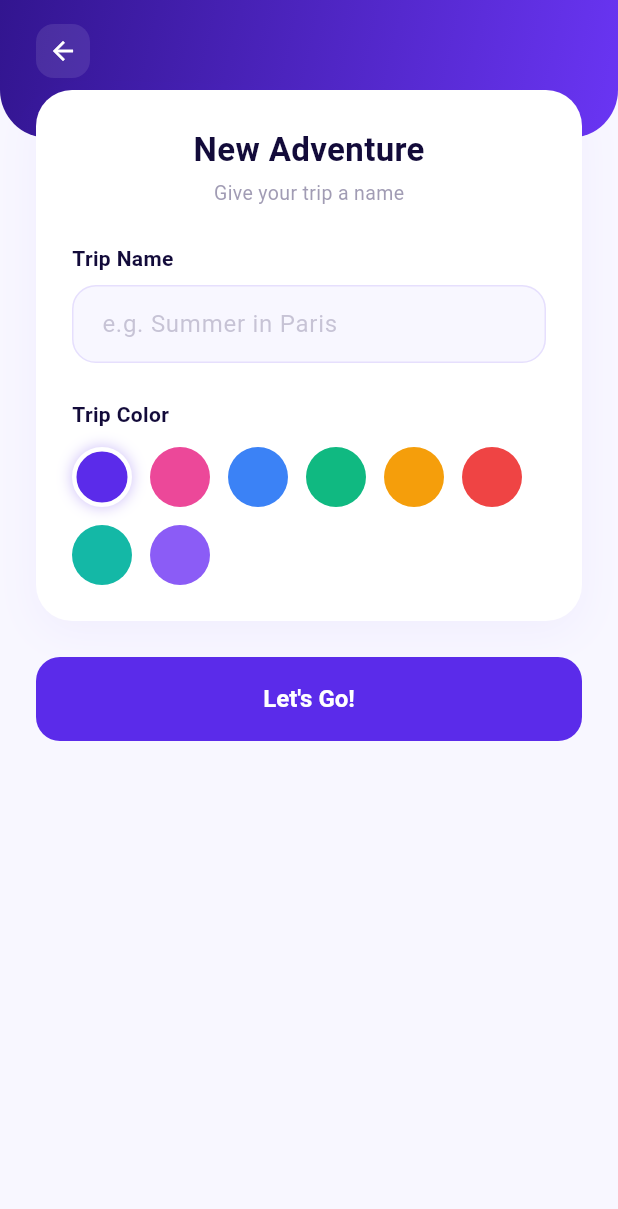
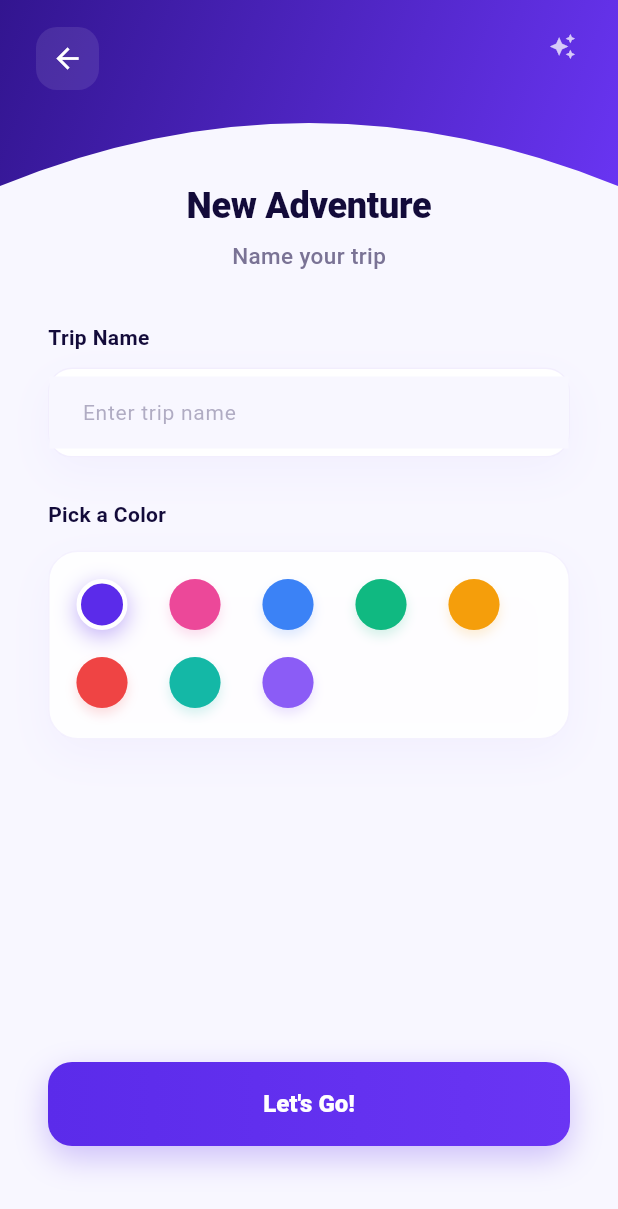
Before and after one commit to IrfanNG/Alan-journeyjoy-travel-app, a Flutter app: the HomeScreen screen opened by its route, after a tap on "Add Trip", on a phone screen of 412 x 824 dp. Shown: the top 1209 px of the screen. Run offline on Flutter 3.47's test engine with Material 3 defaults, Android fonts, the phone set to English and light mode, and no system bars; our stand-ins replace hive_flutter; accounts and stored records are empty.

Commit message:
UI(mobile): fix banner to cover status bar, restructure add trip layout
- Remove SafeArea on home and add_trip screens, use padding.top for
  status bar offset so purple gradient covers the floating island
- Restructure AddTripScreen with Stack(fit: StackFit.expand) for
  stable layout; button now shares Column with form via Spacer
- Keep Let's Go! button full width matching color picker card
- Fix banner gradient to match home page on add_trip screen

```diff
--- a/lib/screens/add_trip/add_trip_screen.dart
+++ b/lib/screens/add_trip/add_trip_screen.dart
@@ -35,9 +35,9 @@ class _AddTripScreenState extends State<AddTripScreen> {
   void _createTrip() {
     final name = _nameController.text.trim();
     if (name.isEmpty) {
-      ScaffoldMessenger.of(context).showSnackBar(
-        const SnackBar(content: Text('Please enter a trip name')),
-      );
+      ScaffoldMessenger.of(
+        context,
+      ).showSnackBar(const SnackBar(content: Text('Please enter a trip name')));
       return;
     }
     context.read<TripProvider>().addTrip(name, _selectedColor);
@@ -46,67 +46,67 @@ class _AddTripScreenState extends State<AddTripScreen> {
 
   @override
   Widget build(BuildContext context) {
+    final pt = MediaQuery.of(context).padding.top;
     return Scaffold(
-      body: SafeArea(
-        child: Column(
+      backgroundColor: JJColors.lightBg,
+      body: Stack(
+        fit: StackFit.expand,
         children: [
-            Container(
-              width: double.infinity,
-              padding: const EdgeInsets.fromLTRB(24, 16, 24, 40),
+          Positioned(
+            top: 0,
+            left: 0,
+            right: 0,
+            height: 150 + pt,
+            child: Container(
               decoration: const BoxDecoration(
                 gradient: LinearGradient(
                   begin: Alignment.topLeft,
                   end: Alignment.bottomRight,
                   colors: JJColors.gradientPurple,
                 ),
-                borderRadius: BorderRadius.only(
-                  bottomLeft: Radius.circular(32),
-                  bottomRight: Radius.circular(32),
               ),
             ),
-              child: Column(
-                children: [
-                  Row(
-                    children: [
-                      GestureDetector(
+          ),
+          Positioned.fill(
+            top: 80 + pt,
+            child: ClipPath(
+              clipper: _AddTripWhiteSheetClipper(),
+              child: Container(color: JJColors.lightBg),
+            ),
+          ),
+          Positioned(
+            top: pt + 18,
+            left: 24,
+            child: GestureDetector(
               onTap: () => Navigator.pop(context),
               child: Container(
-                          padding: const EdgeInsets.all(8),
+                width: 42,
+                height: 42,
                 decoration: BoxDecoration(
-                            color: Colors.white.withAlpha(25),
-                            borderRadius: BorderRadius.circular(12),
+                  color: Colors.white.withAlpha(24),
+                  borderRadius: BorderRadius.circular(14),
                 ),
-                          child: const Icon(Icons.arrow_back,
-                              color: Colors.white, size: 20),
+                child: const Icon(
+                  Icons.arrow_back,
+                  color: Colors.white,
+                  size: 22,
                 ),
               ),
-                      const Spacer(),
-                    ],
-                  ),
-                ],
             ),
           ),
-            Expanded(
-              child: SingleChildScrollView(
-                padding: const EdgeInsets.symmetric(horizontal: 24),
-                child: Transform.translate(
-                  offset: const Offset(0, -32),
-                  child: Column(
-                    crossAxisAlignment: CrossAxisAlignment.start,
-                    children: [
-                      Container(
-                        padding: const EdgeInsets.all(24),
-                        decoration: BoxDecoration(
-                          color: JJColors.cardBg,
-                          borderRadius: BorderRadius.circular(24),
-                          boxShadow: [
-                            BoxShadow(
-                              color: JJColors.primaryPurple.withAlpha(12),
-                              blurRadius: 24,
-                              offset: const Offset(0, 8),
+          Positioned(
+            top: pt + 22,
+            right: 28,
+            child: Icon(
+              Icons.auto_awesome,
+              color: Colors.white.withAlpha(190),
+              size: 18,
             ),
-                          ],
           ),
+          Positioned.fill(
+            top: 120 + pt,
+            child: Padding(
+              padding: const EdgeInsets.fromLTRB(32, 0, 32, 28),
               child: Column(
                 crossAxisAlignment: CrossAxisAlignment.start,
                 children: [
@@ -114,128 +114,204 @@ class _AddTripScreenState extends State<AddTripScreen> {
                     child: Text(
                       'New Adventure',
                       style: TextStyle(
-                                  fontSize: 22,
-                                  fontWeight: FontWeight.bold,
+                        fontSize: 24,
+                        fontWeight: FontWeight.w800,
                         color: JJColors.textDark,
+                        letterSpacing: -0.2,
                       ),
                     ),
                   ),
-                            const SizedBox(height: 4),
-                            Center(
+                  const SizedBox(height: 6),
+                  const Center(
                     child: Text(
-                                'Give your trip a name',
+                      'Name your trip',
                       style: TextStyle(
-                                  fontSize: 13,
-                                  color: JJColors.textMuted.withAlpha(180),
+                        fontSize: 15,
+                        fontWeight: FontWeight.w500,
+                        color: JJColors.textMuted,
                       ),
                     ),
                   ),
-                            const SizedBox(height: 24),
+                  const SizedBox(height: 34),
                   const Text(
                     'Trip Name',
                     style: TextStyle(
                       fontSize: 14,
-                                fontWeight: FontWeight.w600,
+                      fontWeight: FontWeight.w700,
                       color: JJColors.textDark,
                     ),
                   ),
-                            const SizedBox(height: 8),
-                            TextField(
-                              controller: _nameController,
-                              decoration: InputDecoration(
-                                hintText: 'e.g. Summer in Paris',
-                                hintStyle: TextStyle(
-                                    color: JJColors.textMuted.withAlpha(100)),
-                                filled: true,
-                                fillColor: JJColors.lightBg,
-                                border: OutlineInputBorder(
-                                  borderRadius: BorderRadius.circular(16),
-                                  borderSide: BorderSide.none,
-                                ),
-                                contentPadding: const EdgeInsets.symmetric(
-                                    horizontal: 16, vertical: 14),
-                              ),
-                            ),
-                            const SizedBox(height: 24),
+                  const SizedBox(height: 10),
+                  _TripNameField(controller: _nameController),
+                  const SizedBox(height: 28),
                   const Text(
-                              'Trip Color',
+                    'Pick a Color',
                     style: TextStyle(
                       fontSize: 14,
-                                fontWeight: FontWeight.w600,
+                      fontWeight: FontWeight.w700,
                       color: JJColors.textDark,
                     ),
                   ),
-                            const SizedBox(height: 12),
-                            Wrap(
-                              spacing: 12,
-                              runSpacing: 12,
+                  const SizedBox(height: 14),
+                  _buildColorPicker(),
+                  const Spacer(),
+                  SizedBox(
+                    width: double.infinity,
+                    height: 56,
+                    child: DecoratedBox(
+                      decoration: BoxDecoration(
+                        gradient: const LinearGradient(
+                          begin: Alignment.centerLeft,
+                          end: Alignment.centerRight,
+                          colors: [
+                            JJColors.primaryPurple,
+                            JJColors.brightPurple,
+                          ],
+                        ),
+                        borderRadius: BorderRadius.circular(16),
+                        boxShadow: [
+                          BoxShadow(
+                            color: JJColors.primaryPurple.withAlpha(70),
+                            blurRadius: 18,
+                            offset: const Offset(0, 8),
+                          ),
+                        ],
+                      ),
+                      child: ElevatedButton(
+                        onPressed: _createTrip,
+                        style: ElevatedButton.styleFrom(
+                          backgroundColor: Colors.transparent,
+                          shadowColor: Colors.transparent,
+                          foregroundColor: Colors.white,
+                          shape: RoundedRectangleBorder(
+                            borderRadius: BorderRadius.circular(16),
+                          ),
+                        ),
+                        child: const Text(
+                          "Let's Go!",
+                          style: TextStyle(
+                            fontSize: 16,
+                            fontWeight: FontWeight.w800,
+                          ),
+                        ),
+                      ),
+                    ),
+                  ),
+                  const SizedBox(height: 32),
+                ],
+              ),
+            ),
+          ),
+        ],
+      ),
+    );
+  }
+
+  Widget _buildColorPicker() {
+    return Container(
+      width: double.infinity,
+      padding: const EdgeInsets.fromLTRB(18, 18, 18, 20),
+      decoration: BoxDecoration(
+        color: Colors.white.withAlpha(230),
+        borderRadius: BorderRadius.circular(20),
+        border: Border.all(color: JJColors.primaryPurple.withAlpha(16)),
+        boxShadow: [
+          BoxShadow(
+            color: JJColors.primaryPurple.withAlpha(10),
+            blurRadius: 24,
+            offset: const Offset(0, 10),
+          ),
+        ],
+      ),
+      child: Wrap(
+        spacing: 28,
+        runSpacing: 18,
         children: _colorOptions.map((hex) {
           final colorHex = hex.replaceFirst('#', '');
-                                final color = Color(
-                                    int.parse('FF$colorHex', radix: 16));
+          final color = Color(int.parse('FF$colorHex', radix: 16));
           final isSelected = _selectedColor == hex;
           return GestureDetector(
-                                  onTap: () =>
-                                      setState(() => _selectedColor = hex),
-                                  child: Container(
-                                    width: 40,
-                                    height: 40,
+            onTap: () => setState(() => _selectedColor = hex),
+            child: AnimatedContainer(
+              duration: const Duration(milliseconds: 180),
+              width: 34,
+              height: 34,
               decoration: BoxDecoration(
                 color: color,
                 shape: BoxShape.circle,
-                                      border: isSelected
-                                          ? Border.all(
-                                              color: Colors.white,
-                                              width: 3,
-                                            )
-                                          : null,
-                                      boxShadow: isSelected
-                                          ? [
+                border: Border.all(
+                  color: isSelected ? Colors.white : color.withAlpha(80),
+                  width: isSelected ? 3 : 1,
+                ),
+                boxShadow: [
                   BoxShadow(
-                                                color: color.withAlpha(80),
-                                                blurRadius: 8,
-                                              )
-                                            ]
-                                          : null,
+                    color: color.withAlpha(isSelected ? 95 : 45),
+                    blurRadius: isSelected ? 12 : 6,
+                    offset: const Offset(0, 4),
+                  ),
+                ],
               ),
             ),
           );
         }).toList(),
       ),
-                          ],
-                        ),
-                      ),
-                      const SizedBox(height: 24),
-                      SizedBox(
-                        width: double.infinity,
-                        height: 56,
-                        child: ElevatedButton(
-                          onPressed: _createTrip,
-                          style: ElevatedButton.styleFrom(
-                            backgroundColor: JJColors.primaryPurple,
-                            foregroundColor: Colors.white,
-                            shape: RoundedRectangleBorder(
+    );
+  }
+}
+
+class _TripNameField extends StatelessWidget {
+  const _TripNameField({required this.controller});
+
+  final TextEditingController controller;
+
+  @override
+  Widget build(BuildContext context) {
+    return Container(
+      height: 60,
+      decoration: BoxDecoration(
+        color: Colors.white,
         borderRadius: BorderRadius.circular(16),
-                            ),
-                            elevation: 0,
-                          ),
-                          child: const Text(
-                            "Let's Go!",
-                            style: TextStyle(
-                              fontSize: 16,
-                              fontWeight: FontWeight.w600,
-                            ),
-                          ),
-                        ),
+        border: Border.all(color: JJColors.primaryPurple.withAlpha(20)),
+        boxShadow: [
+          BoxShadow(
+            color: JJColors.primaryPurple.withAlpha(10),
+            blurRadius: 24,
+            offset: const Offset(0, 10),
           ),
         ],
       ),
+      alignment: Alignment.center,
+      child: TextField(
+        controller: controller,
+        textInputAction: TextInputAction.done,
+        decoration: InputDecoration(
+          hintText: 'Enter trip name',
+          hintStyle: TextStyle(
+            color: JJColors.textMuted.withAlpha(145),
+            fontSize: 14,
           ),
-              ),
-            ),
-          ],
+          border: InputBorder.none,
+          enabledBorder: InputBorder.none,
+          focusedBorder: InputBorder.none,
+          contentPadding: const EdgeInsets.symmetric(horizontal: 18),
         ),
       ),
     );
   }
 }
+
+class _AddTripWhiteSheetClipper extends CustomClipper<Path> {
+  @override
+  Path getClip(Size size) {
+    final path = Path()
+      ..moveTo(0, 44)
+      ..quadraticBezierTo(size.width * 0.5, -40, size.width, 44)
+      ..lineTo(size.width, size.height)
+      ..lineTo(0, size.height)
+      ..close();
+    return path;
+  }
+
+  @override
+  bool shouldReclip(covariant CustomClipper<Path> oldClipper) => false;
+}
--- a/lib/screens/home/home_screen.dart
+++ b/lib/screens/home/home_screen.dart
@@ -16,40 +16,49 @@ class HomeScreen extends StatelessWidget {
 
   @override
   Widget build(BuildContext context) {
+    final pt = MediaQuery.of(context).padding.top;
     return Scaffold(
       backgroundColor: const Color(0xFFF8F7FF),
-      body: SafeArea(
-        child: Consumer<TripProvider>(
+      body: Consumer<TripProvider>(
         builder: (context, tripProvider, _) {
           final trips = tripProvider.trips;
           final featured = trips.isNotEmpty ? trips.first : null;
+          final screenHeight =
+              MediaQuery.of(context).size.height -
+              MediaQuery.of(context).padding.top -
+              MediaQuery.of(context).padding.bottom;
+          final contentHeight = screenHeight < 760 ? 760.0 : screenHeight;
+
           return SingleChildScrollView(
+            child: SizedBox(
+              height: contentHeight,
               child: Stack(
                 clipBehavior: Clip.none,
                 children: [
-                  Column(
-                    children: [
-                      _buildHeader(context),
-                      ClipRRect(
-                        borderRadius: const BorderRadius.only(
-                          topLeft: Radius.circular(32),
-                          topRight: Radius.circular(32),
+                  Positioned(
+                    top: 0,
+                    left: 0,
+                    right: 0,
+                    height: 220 + pt,
+                    child: _buildHeader(context, topPadding: pt),
                   ),
+                  Positioned(
+                    top: 170 + pt,
+                    left: 0,
+                    right: 0,
+                    bottom: 0,
                     child: Container(
-                          color: const Color(0xFFF8F7FF),
-                          child: Column(
-                            children: [
-                              const SizedBox(height: 160),
-                              _buildModuleGrid(context, trips.isNotEmpty),
-                              const SizedBox(height: 48),
-                            ],
+                      decoration: const BoxDecoration(
+                        color: Color(0xFFF8F7FF),
+                        borderRadius: BorderRadius.only(
+                          topLeft: Radius.circular(38),
+                          topRight: Radius.circular(38),
                         ),
                       ),
                     ),
-                    ],
                   ),
                   Positioned(
-                    top: 135,
+                    top: 135 + pt,
                     left: 24,
                     right: 24,
                     child: _buildFeaturedCard(
@@ -58,19 +67,24 @@ class HomeScreen extends StatelessWidget {
                       trips.isNotEmpty,
                     ),
                   ),
+                  Positioned(
+                    top: 340 + pt,
+                    left: 0,
+                    right: 0,
+                    child: _buildModuleGrid(context, trips.isNotEmpty),
+                  ),
                 ],
+              ),
             ),
           );
         },
       ),
-      ),
     );
   }
 
-  Widget _buildHeader(BuildContext context) {
+  Widget _buildHeader(BuildContext context, {double topPadding = 0}) {
     return Container(
       width: double.infinity,
-      height: 180,
       decoration: const BoxDecoration(
         gradient: LinearGradient(
           begin: Alignment.topLeft,
@@ -79,7 +93,7 @@ class HomeScreen extends StatelessWidget {
         ),
       ),
       child: Padding(
-        padding: const EdgeInsets.fromLTRB(24, 8, 24, 0),
+        padding: EdgeInsets.fromLTRB(24, 8 + topPadding, 24, 0),
         child: Column(
           crossAxisAlignment: CrossAxisAlignment.start,
           children: [
```
Lines whose indentation alone changed are shown as unchanged.
